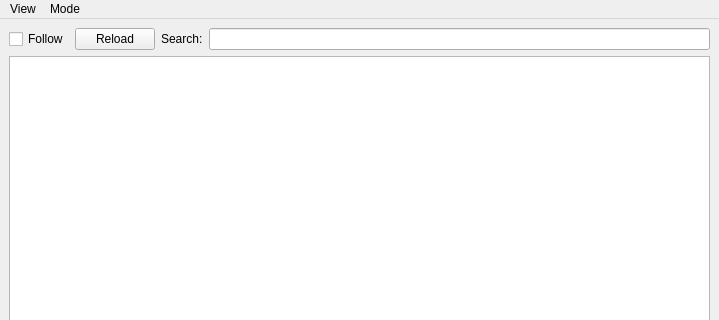
Before: the Qt Designer form qtail_ui.ui in kg4ydw/noacli, drawn with Qt 5; both pictures show x 0 to 719 and y 0 to 320 of the 719 by 507 pixel window.
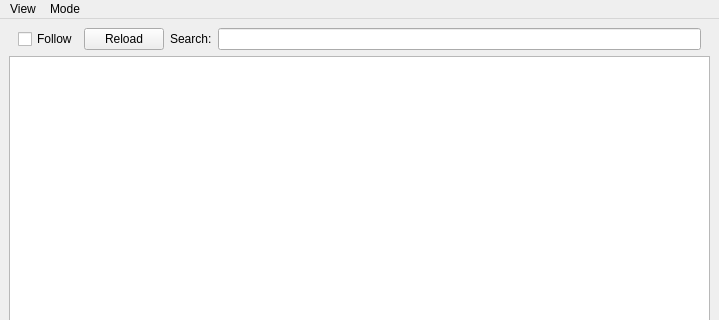
After: the same form once the commit is applied. Custom widgets are drawn as their Qt base class.

Patch:
```diff
--- a/qtail_ui.ui
+++ b/qtail_ui.ui
@@ -16,10 +16,20 @@
   <widget class="QWidget" name="centralwidget">
    <layout class="QVBoxLayout" name="verticalLayout">
     <item>
-     <layout class="QHBoxLayout" name="horizontalLayout" stretch="0,0,0,0">
+     <widget class="QFrame" name="toolBar_2">
+      <property name="lineWidth">
+       <number>0</number>
+      </property>
+      <layout class="QHBoxLayout" name="toolBar" stretch="0,0,0,0">
       <property name="sizeConstraint">
        <enum>QLayout::SetDefaultConstraint</enum>
       </property>
+       <property name="topMargin">
+        <number>0</number>
+       </property>
+       <property name="bottomMargin">
+        <number>0</number>
+       </property>
       <item>
        <widget class="QCheckBox" name="followCheck">
         <property name="text">
@@ -52,6 +62,7 @@
        </widget>
       </item>
      </layout>
+     </widget>
     </item>
     <item>
      <widget class="myBrowser" name="textBrowser">
```
Left out of the diff: 165 changed lines with no effect on the pictures. Lines whose indentation alone changed are shown as unchanged.
